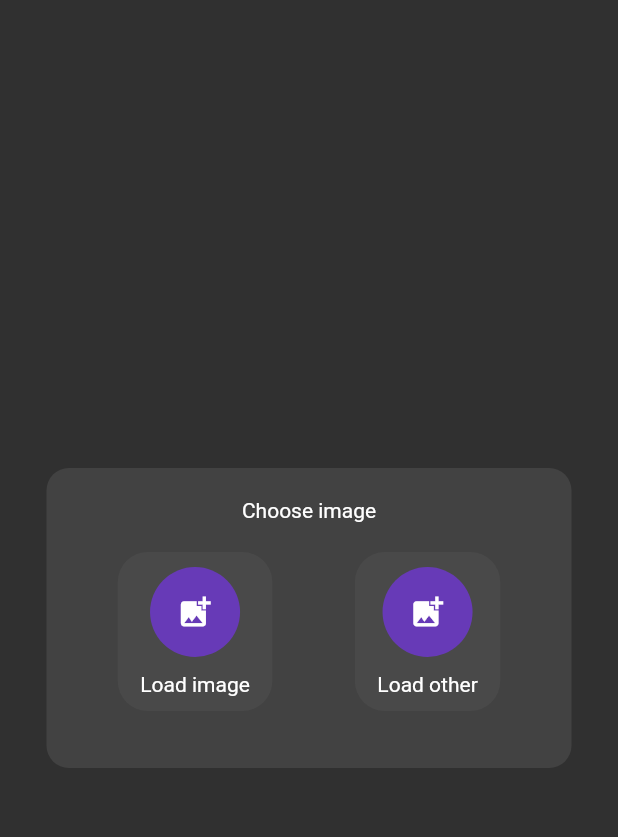
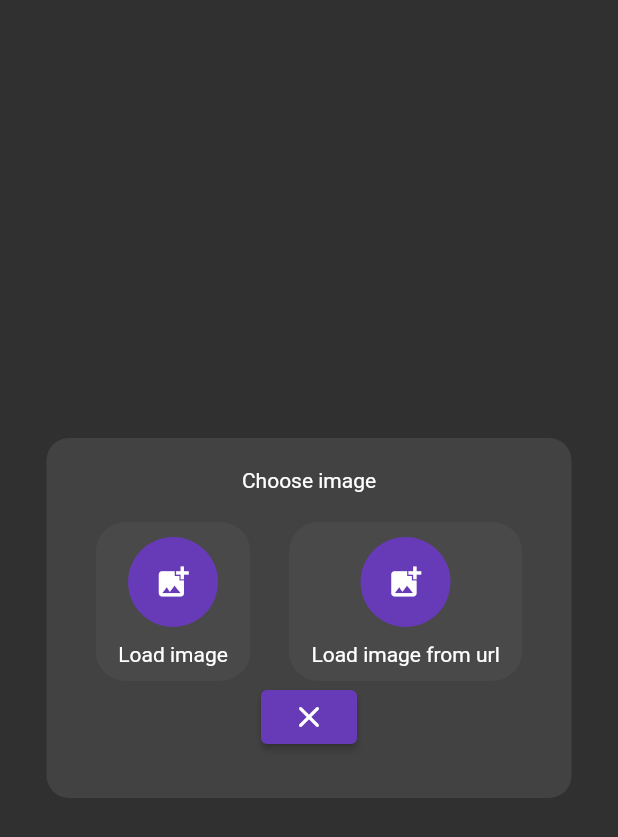
Before and after one commit to FlutterTeamOne/flutter_chat_app, a Flutter app: the _AppDialog widget shown alone on an empty page, opened directly, on a phone screen of 412 x 824 dp. Shown: the top 837 px of the screen. Run offline on Flutter 3.47's test engine with Material 2 defaults, Android fonts, the phone set to English and light mode, and no system bars; our stand-ins replace bloc, blur, connectivity_plus, equatable, flutter_bloc, get_it and 6 more; missing offline and left inert: custom_pop_up_menu, grpc, protobuf, window_size; accounts and stored records are empty; statements that could not run were skipped.

Commit message:
add load avatar from url dialog

```diff
--- a/lib/ui/pages/profile_page/widgets/app_dialog.dart
+++ b/lib/ui/pages/profile_page/widgets/app_dialog.dart
@@ -10,7 +10,7 @@ class _AppDialog extends StatelessWidget {
     return Center(
       child: Container(
         width: 350,
-        height: 200,
+        height: 240,
         padding: const EdgeInsets.all(20),
         decoration: BoxDecoration(
           //
@@ -36,9 +36,18 @@ class _AppDialog extends StatelessWidget {
               children: [
                 // Способы загрузки фотографии
                 _LoadMethod(onTap: () {}, text: 'Load image'),
-                _LoadMethod(onTap: () {}, text: 'Load other'),
+                _LoadMethod(onTap: () {
+                  showDialog(context: context, builder: (BuildContext context) {
+                    return Dialog(child: Column(children: [
+                      Text('Insert image link'),
+                      TextField(),
+                      ElevatedButton(onPressed: () {Navigator.pop(context);}, child: Icon(Icons.check))
+                    ],),);
+                  });
+                }, text: 'Load image from url'),
               ],
             ),
+            Center(child: ElevatedButton(onPressed: (){Navigator.pop(context);}, child: Icon(Icons.close_rounded)))
           ],
         ),
       ),
```
